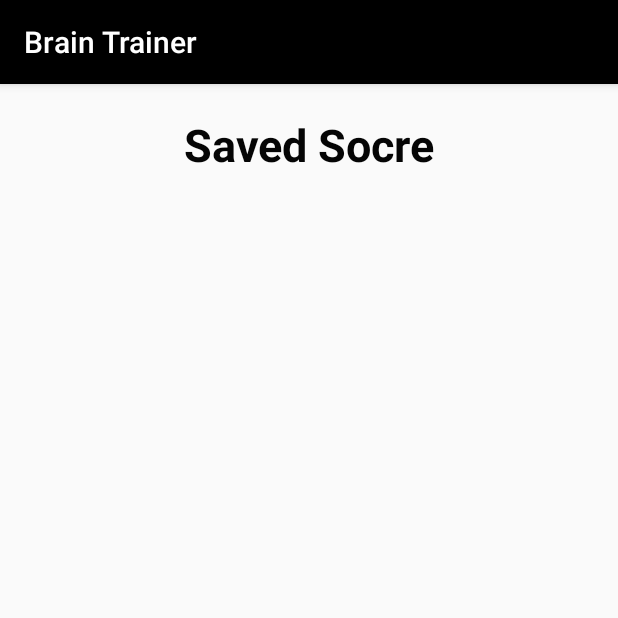
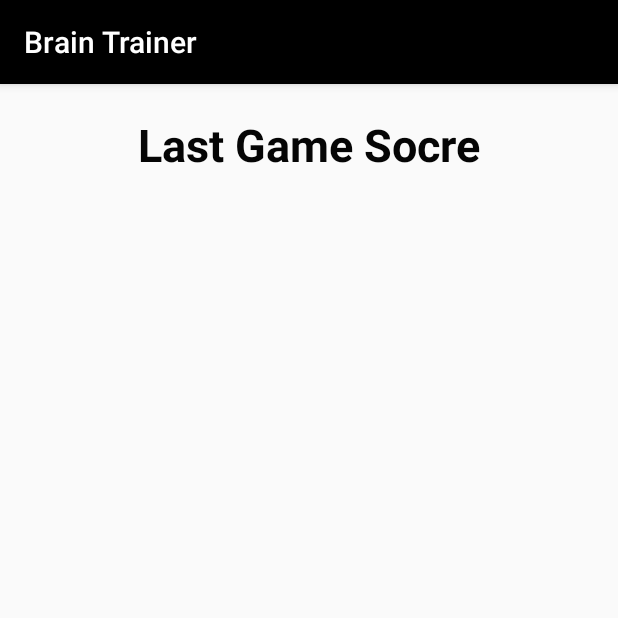
Before and after one commit to aryan68125/Brain-Trainer, an Android app: the screen it shows after launch (SavedScoreActivity), in the options menu, after a tap on "Saved score", on a phone screen of 412 x 824 dp, the top half of it. Run offline under Robolectric (Android 15) with nearby library versions, the phone set to English and light mode, and no system bars.

Commit message:
Brain trainer version 8 (saved file support)

```diff
--- a/app/src/main/java/com/aditya/braintrainer/MainActivity.java
+++ b/app/src/main/java/com/aditya/braintrainer/MainActivity.java
@@ -38,7 +38,7 @@ import java.util.Random;
 
 public class MainActivity extends AppCompatActivity {
 
-    int i = 1;
+    static int i = 1;
 
     int HighScore;
     int totalQuestions;
@@ -114,15 +114,6 @@ public class MainActivity extends AppCompatActivity {
         switch (item.getItemId()){
             case R.id.score:
                 Log.i("item","setting selected");
-
-                SharedPreferences sharedPreferences = this.getSharedPreferences("com.aditya.braintrainer", Context.MODE_PRIVATE);
-                try{
-                   //here we will write the code to retrieve data from the shared system preferences
-                }catch (Exception e){
-
-                }
-
-
                 Intent intent = new Intent(MainActivity.this,SavedScoreActivity.class);
                 startActivity(intent);
                 //return true; works same as a break statement it prevents the fall through of the switch case
@@ -288,20 +279,17 @@ public class MainActivity extends AppCompatActivity {
 
             //Showing file name that was just created
             Toast.makeText(this,Filename + "is saved\n" +dir, Toast.LENGTH_SHORT).show();
-
                 //saving data of scores in the shared system preferences
                 //adding data  to the array list
-            String saved = i+". " + "Correct Answers = "+Integer.toString(score)+ "\n" + "Total Questions Asked = "+Integer.toString(TotalQuesionsAsked)+"\n";
+                String saved = (i + ". " + "Correct Answers = " + Integer.toString(score) + "\n" + "Total Questions Asked = " + Integer.toString(TotalQuesionsAsked) + "\n");
                 SavedScoreActivity.savedScore.add(saved);
                 SavedScoreActivity.arrayAdapter.notifyDataSetChanged();
-            scoreList.add(i+". " + "Correct Answers = "+Integer.toString(score)+ "\n" + "Total Questions Asked = "+Integer.toString(TotalQuesionsAsked)+"\n");
+                scoreList.add(i + ". " + "Correct Answers = " + Integer.toString(score) + "\n" + "Total Questions Asked = " + Integer.toString(TotalQuesionsAsked) + "\n");
                 i++;
                 SharedPreferences sharedPreferences = this.getSharedPreferences("com.aditya.braintrainer", Context.MODE_PRIVATE);
                 try {
                     sharedPreferences.edit().putString("scoreList", ObjectSerializer.serialize(scoreList)).apply();
-            }
-            catch (Exception e)
-            {
+                } catch (Exception e) {
                     e.printStackTrace();
             }
         }
--- a/app/src/main/java/com/aditya/braintrainer/SavedScoreActivity.java
+++ b/app/src/main/java/com/aditya/braintrainer/SavedScoreActivity.java
@@ -3,6 +3,7 @@ package com.aditya.braintrainer;
 import androidx.appcompat.app.AppCompatActivity;
 
 import android.content.Context;
+import android.content.Intent;
 import android.content.SharedPreferences;
 import android.os.Bundle;
 import android.widget.ArrayAdapter;
@@ -13,9 +14,9 @@ import java.util.ArrayList;
 public class SavedScoreActivity extends AppCompatActivity {
 
     /*
-        in order to send data onto the next Activity we need to define the list as a static
-        this ArrayList can be accessed from any activity
-         */
+         in order to send data onto the next Activity we need to define the list as a static
+         this ArrayList can be accessed from any activity
+          */
     static ArrayList<String> savedScore  = new ArrayList<>();
 
     //defining ArrayAdapter
@@ -25,8 +26,9 @@ public class SavedScoreActivity extends AppCompatActivity {
     protected void onCreate(Bundle savedInstanceState) {
         super.onCreate(savedInstanceState);
         setContentView(R.layout.activity_saved_score);
+        savedScore.clear();
         SharedPreferences sharedPreferences = this.getSharedPreferences("com.aditya.braintrainer", Context.MODE_PRIVATE);
-        savedScore.clear();
+
         try{
 
             //getting stored data from the sharedPreferences and deserializing them and placing them into their respective arrayList
@@ -42,6 +44,5 @@ public class SavedScoreActivity extends AppCompatActivity {
         arrayAdapter = new ArrayAdapter(this,android.R.layout.simple_list_item_1,savedScore);
         //connecting our ListView and Our ArrayAdapter
         SavedScoreListView.setAdapter(arrayAdapter);
-
     }
 }
--- a/app/src/main/res/layout/activity_saved_score.xml
+++ b/app/src/main/res/layout/activity_saved_score.xml
@@ -26,7 +26,7 @@
         android:layout_width="wrap_content"
         android:layout_height="wrap_content"
         android:layout_marginTop="20dp"
-        android:text="Saved Socre"
+        android:text="Last Game Socre"
         android:textColor="#050505"
         android:textSize="30sp"
         android:textStyle="bold"
```
Lines whose indentation alone changed are shown as unchanged.
